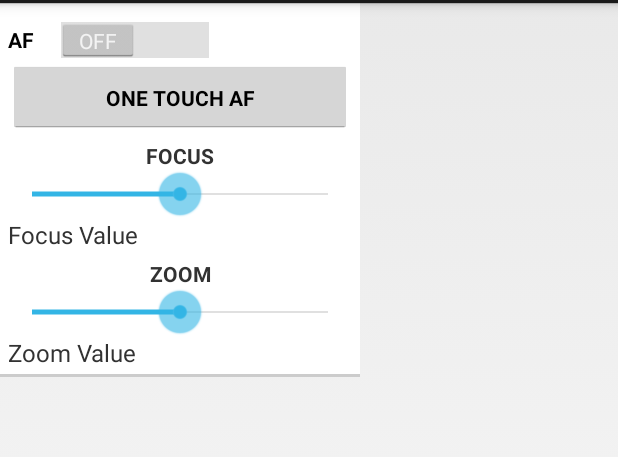
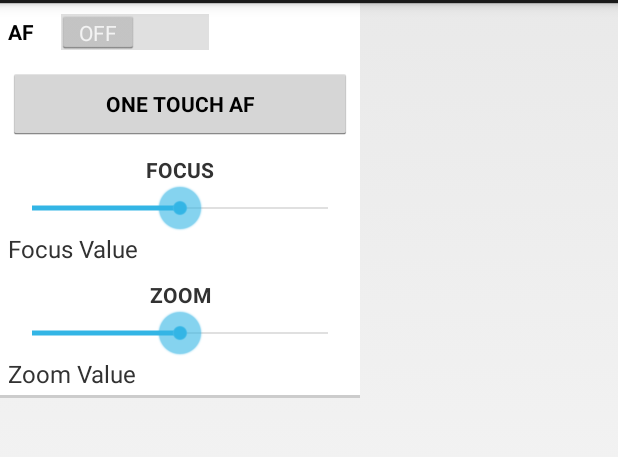
Before and after one commit to mwielondek/vicam, an Android app: the layout toolbox.xml on its own in the app's theme, with its tools: preview values and no code run, on a phone screen of 412 x 824 dp, the part 69-526 px from its top. Run offline under Robolectric (Android 15) with nearby library versions, the phone set to English and light mode, and no system bars.

Commit message:
Working toolbox margins and padding.

```diff
--- a/camera/src/main/res/layout/activity_main.xml
+++ b/camera/src/main/res/layout/activity_main.xml
@@ -14,7 +14,6 @@
             android:focusableInTouchMode="false">
 
         <include
-                android:id="@+id/toolbox"
                 android:layout_width="wrap_content"
                 android:layout_height="wrap_content"
                 android:layout_alignParentLeft="true"
--- a/camera/src/main/res/layout/toolbox.xml
+++ b/camera/src/main/res/layout/toolbox.xml
@@ -1,28 +1,27 @@
 <?xml version="1.0" encoding="utf-8"?>
 <LinearLayout
         xmlns:android="http://schemas.android.com/apk/res/android"
+        android:id="@+id/toolbox"
         android:layout_width="wrap_content"
         android:layout_height="wrap_content"
         android:orientation="vertical"
         android:background="@drawable/bg_card"
         android:gravity="center_vertical"
         android:minWidth="@dimen/toolbox_min_width"
-        android:padding="@dimen/toolbox_margin">
+        android:padding="@dimen/toolbox_padding">
 
     <Switch
             android:id="@+id/autofocus_switch"
             android:text="@string/autofocus"
             android:layout_width="wrap_content"
             android:layout_height="wrap_content"
-            android:layout_marginTop="@dimen/toolbox_margin"
+            android:layout_marginBottom="@dimen/toolbox_margin"
             android:textAppearance="?android:listSeparatorTextViewStyle"/>
 
     <Button
             android:id="@+id/one_touch_autofocus"
             android:text="@string/force_autofocus"
-            style="?android:segmentedButtonStyle"
             android:layout_width="match_parent"
-            android:layout_marginTop="@dimen/toolbox_margin"
             android:layout_height="wrap_content"
             android:layout_margin="0dp"
             android:textAppearance="?android:listSeparatorTextViewStyle"/>
@@ -69,5 +68,4 @@
             android:layout_height="wrap_content"
             android:textSize="16sp"/>
 
-
 </LinearLayout>
--- a/camera/src/main/res/values/dimens.xml
+++ b/camera/src/main/res/values/dimens.xml
@@ -6,7 +6,8 @@
     <dimen name="touchpad_max_size">320dp</dimen>
 
     <dimen name="seek_bar_horizontal_len">140dp</dimen>
-    <dimen name="toolbox_margin">5dp</dimen>
+    <dimen name="toolbox_margin">10dp</dimen>
+    <dimen name="toolbox_padding">5dp</dimen>
     <dimen name="toolbox_min_width">240dp</dimen>
 
 </resources>
```
